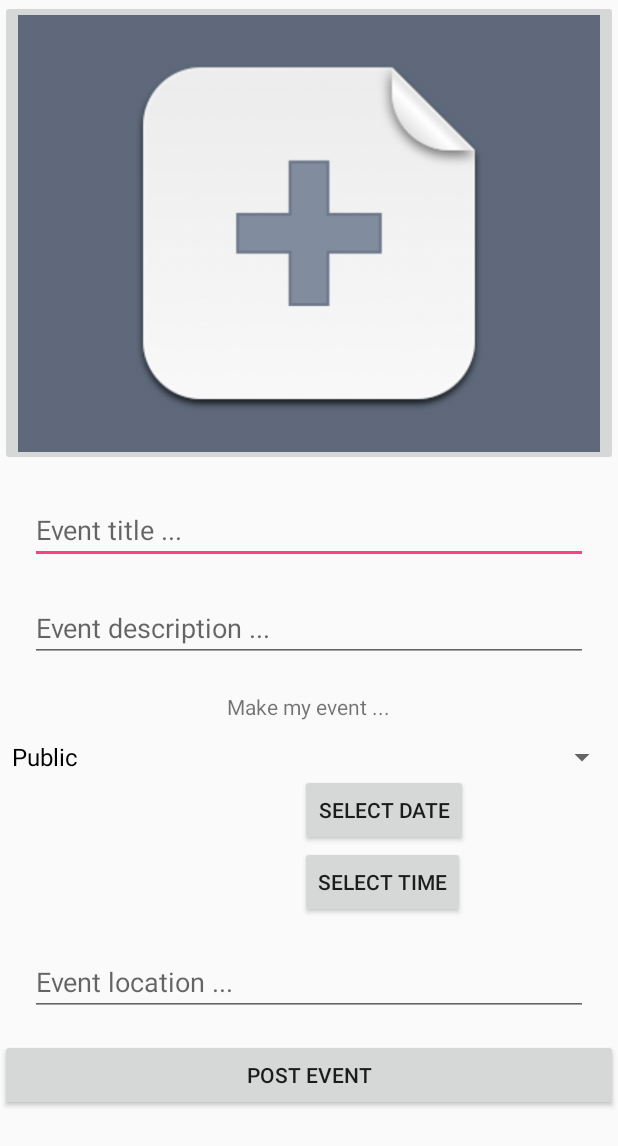
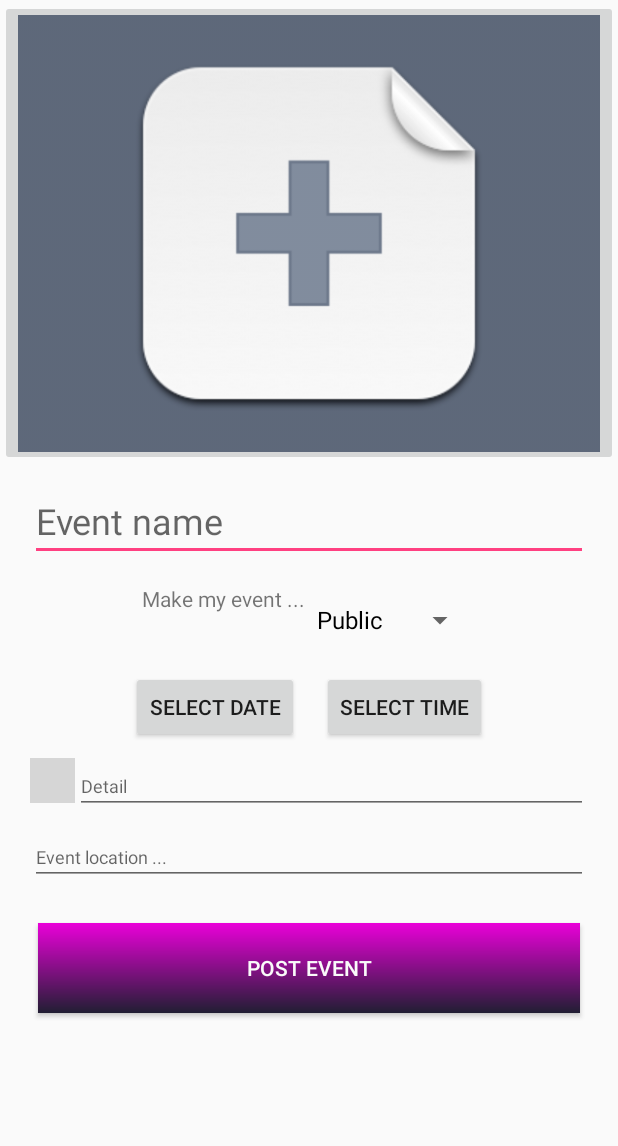
Before and after one commit to netmon39/Perty, an Android app: the PostActivity screen opened directly, with no data from a screen before it, on a phone screen of 412 x 824 dp. Shown: the top 1146 px of the screen. Run offline under Robolectric (Android 15) with nearby library versions, the phone set to English and light mode, and no system bars; our stand-ins replace Firebase (no records; nobody signed in at launch, a user with empty details on screens opened directly); libraries missing offline, so code that uses them is left out: com.facebook, com.theartofdev.edmodo; pictures from the network do not load; grey boxes are pictures that could not be loaded.

```diff
--- a/app/src/main/AndroidManifest.xml
+++ b/app/src/main/AndroidManifest.xml
@@ -58,7 +58,7 @@
             android:name=".Util.SelectedItemsActivity"
             android:label="@string/title_activity_selected_items"
             android:theme="@style/AppTheme.NoActionBar" />
-        <activity android:name=".Home.PostActivity" />
+        <activity android:name=".Home.PostActivity"/>
         <activity android:name=".Home.SingleEventActivity" />
         <activity android:name=".Login.LoginActivity"></activity>
         <activity android:name="com.theartofdev.edmodo.cropper.CropImageActivity"
--- a/app/src/main/java/com/example/netipol/perty/Home/PostActivity.java
+++ b/app/src/main/java/com/example/netipol/perty/Home/PostActivity.java
@@ -108,8 +108,8 @@ public class PostActivity extends AppCompatActivity implements AdapterView.OnIte
 
         btnDatePicker=(Button)findViewById(R.id.btn_date);
         btnTimePicker=(Button)findViewById(R.id.btn_time);
-        txtDate=(TextView)findViewById(R.id.in_date);
-        txtTime=(TextView)findViewById(R.id.in_time);
+//        txtDate=(TextView)findViewById(R.id.in_date);
+//        txtTime=(TextView)findViewById(R.id.in_time);
         txtLocation=(EditText)findViewById(R.id.in_location);
 
         btnDatePicker.setOnClickListener(new View.OnClickListener() {
@@ -125,7 +125,7 @@ public class PostActivity extends AppCompatActivity implements AdapterView.OnIte
                             @Override
                             public void onDateSet(DatePicker view, int year,
                                                   int monthOfYear, int dayOfMonth) {
-                                txtDate.setText(dayOfMonth + "-" + (monthOfYear + 1) + "-" + year);
+                                btnDatePicker.setText(dayOfMonth + "-" + (monthOfYear + 1) + "-" + year);
                             }
                         }, mYear, mMonth, mDay);
                 datePickerDialog.show();
@@ -145,7 +145,11 @@ public class PostActivity extends AppCompatActivity implements AdapterView.OnIte
 
                             @Override
                             public void onTimeSet(TimePicker view, int hourOfDay, int minute) {
-                                txtTime.setText(hourOfDay + ":" + minute);
+                                if(minute >= 10) {
+                                    btnTimePicker.setText(hourOfDay + ":" + minute);
+                                }else{
+                                    btnTimePicker.setText(hourOfDay + ":" + "0"+minute);
+                                }
                             }
 
                         }, mHour, mMinute, true);
@@ -184,8 +188,8 @@ public class PostActivity extends AppCompatActivity implements AdapterView.OnIte
         Long tsLong = System.currentTimeMillis()/1000;
         final String ts = tsLong.toString();
 
-        final String date_val = txtDate.getText().toString().trim();
-        final String time_val = txtTime.getText().toString().trim();
+        final String date_val = btnDatePicker.getText().toString().trim();
+        final String time_val = btnTimePicker.getText().toString().trim();
         final String posttime_val = date_val + ", " + time_val;
         final String location_val = txtLocation.getText().toString().trim();
 
--- /dev/null
+++ b/app/src/main/res/drawable/gradient1.xml
@@ -0,0 +1,10 @@
+<?xml version="1.0" encoding="utf-8"?>
+<shape xmlns:android="http://schemas.android.com/apk/res/android"
+    android:shape="rectangle">
+    <gradient
+        android:angle="90"
+        android:endColor="#ea01d9"
+        android:startColor="#211e33"
+        />
+
+</shape>
--- a/app/src/main/res/layout/activity_post.xml
+++ b/app/src/main/res/layout/activity_post.xml
@@ -1,137 +1,142 @@
 <?xml version="1.0" encoding="utf-8"?>
 
-<RelativeLayout
-    xmlns:android="http://schemas.android.com/apk/res/android"
-    xmlns:tools="http://schemas.android.com/tools"
+<RelativeLayout xmlns:android="http://schemas.android.com/apk/res/android"
     android:layout_width="match_parent"
     android:layout_height="match_parent"
+    xmlns:tools="http://schemas.android.com/tools"
     tools:context="com.example.netipol.perty.Home.MainActivity">
 
     <ScrollView
         android:layout_width="match_parent"
-        android:layout_height="match_parent">
+        android:layout_height="match_parent"
+        android:fillViewport="true"
+        >
 
         <RelativeLayout
+            android:id="@+id/info_box"
+            android:layout_width="match_parent"
+            android:layout_height="fill_parent"
+            >
+
+            <ImageButton
+                android:id="@+id/imageSelect"
                 android:layout_width="match_parent"
                 android:layout_height="wrap_content"
-        android:orientation="vertical">
+                android:layout_gravity="center"
+                android:adjustViewBounds="true"
+                android:scaleType="centerCrop"
+                android:src="@drawable/add_photo" />
 
-
-    <ImageButton
+            <EditText
+                android:id="@+id/eventTitle"
                 android:layout_width="match_parent"
                 android:layout_height="wrap_content"
-        android:id="@+id/imageSelect"
-        android:layout_alignParentTop="true"
-        android:layout_centerHorizontal="true"
-        android:src="@drawable/add_photo"
-        android:scaleType="centerCrop"
-        android:adjustViewBounds="true"
-        />
-
-    <EditText
-        android:layout_width="match_parent"
-        android:layout_height="wrap_content"
-        android:id="@+id/eventTitle"
-        android:layout_centerHorizontal="true"
-        android:layout_below="@+id/imageSelect"
-        android:layout_marginTop="20dp"
+                android:layout_below="@id/imageSelect"
                 android:layout_marginLeft="20dp"
                 android:layout_marginRight="20dp"
-        android:hint="Event title ..."
-        />
+                android:layout_marginTop="10dp"
+                android:hint="Event name"
+                android:textSize="24sp" />
 
-    <EditText
-        android:layout_width="match_parent"
+            <RelativeLayout
+                android:id="@+id/eventTypeBox"
+                android:layout_width="wrap_content"
                 android:layout_height="wrap_content"
-        android:id="@+id/eventDesc"
+                android:layout_below="@id/eventTitle"
                 android:layout_centerHorizontal="true"
-        android:layout_below="@+id/eventTitle"
-        android:layout_marginTop="20dp"
-        android:layout_marginLeft="20dp"
-        android:layout_marginRight="20dp"
-        android:hint="Event description ..."
-        />
+                android:layout_gravity="center"
+                android:layout_marginTop="15dp">
 
                 <TextView
                     android:id="@+id/eventTypeInfo"
                     android:layout_width="wrap_content"
                     android:layout_height="wrap_content"
-        android:layout_centerHorizontal="true"
-        android:layout_marginTop="20dp"
-        android:text="Make my event ..."
-        android:layout_below="@+id/eventDesc"
-        />
+                    android:text="Make my event ..." />
 
                 <Spinner
                     android:id="@+id/eventType"
-        android:layout_width="match_parent"
+                    android:layout_width="wrap_content"
                     android:layout_height="wrap_content"
-        android:spinnerMode="dropdown"
-        android:layout_below="@+id/eventTypeInfo"
-        />
+                    android:layout_toEndOf="@+id/eventTypeInfo"
+                    android:spinnerMode="dropdown" />
+            </RelativeLayout>
 
-
-
-        <TextView
-            android:layout_width="200dp"
+            <RelativeLayout
+                android:id="@+id/time_Box"
+                android:layout_width="wrap_content"
                 android:layout_height="wrap_content"
-            android:id="@+id/in_date"
-            android:layout_below="@+id/eventType"
-            android:textSize="18dp"
-            android:padding="5dp"/>
+                android:layout_below="@id/eventTypeBox"
+                android:layout_centerHorizontal="true"
+                android:layout_gravity="center"
+                android:layout_marginTop="10dp">
 
                 <Button
+                    android:id="@+id/btn_date"
                     android:layout_width="wrap_content"
                     android:layout_height="wrap_content"
-            android:text="SELECT DATE"
-            android:id="@+id/btn_date"
-            android:layout_alignBottom="@+id/in_date"
-            android:layout_toRightOf="@+id/in_date"
-            android:layout_toEndOf="@+id/in_date" />
-
-        <TextView
-            android:layout_width="200dp"
-            android:layout_height="wrap_content"
-            android:id="@+id/in_time"
-            android:layout_below="@+id/in_date"
-            android:layout_toLeftOf="@+id/btn_date"
-            android:textSize="18dp"
-            android:padding="5dp"/>
+                    android:text="SELECT DATE" />
 
                 <Button
+                    android:id="@+id/btn_time"
                     android:layout_width="wrap_content"
                     android:layout_height="wrap_content"
-            android:text="SELECT TIME"
-            android:id="@+id/btn_time"
-            android:layout_below="@+id/btn_date"
-            android:layout_alignLeft="@+id/btn_date"
-            android:layout_alignStart="@+id/btn_date" />
-
-        <EditText
-
-            android:id="@+id/in_location"
-            android:layout_below="@+id/btn_time"
-            android:layout_width="match_parent"
-            android:layout_height="wrap_content"
-            android:layout_centerHorizontal="true"
-            android:layout_marginTop="20dp"
-            android:layout_marginLeft="20dp"
-            android:layout_marginRight="20dp"
-            android:hint="Event location ..."
-            />
-
-    <Button
-        android:layout_width="match_parent"
-        android:layout_height="wrap_content"
-        android:layout_centerHorizontal="true"
-        android:id="@+id/eventUpload"
-        android:layout_below="@+id/in_location"
-        android:layout_marginTop="15dp"
-        android:text="POST EVENT"
-        />
+                    android:layout_marginLeft="15dp"
+                    android:layout_toEndOf="@id/btn_date"
+                    android:text="SELECT TIME" />
 
             </RelativeLayout>
 
+            <RelativeLayout
+                android:id="@+id/detail_Box"
+                android:layout_width="wrap_content"
+                android:layout_height="wrap_content"
+                android:layout_below="@id/time_Box"
+                android:layout_centerHorizontal="true"
+                android:layout_marginTop="10dp">
+
+                <ImageView
+                    android:id="@+id/edit_pen"
+                    android:layout_width="30dp"
+                    android:layout_height="30dp"
+                    android:layout_marginLeft="20dp"
+                    android:src="@drawable/ic_mode_edit_black_24dp" />
+
+                <EditText
+                    android:id="@+id/eventDesc"
+                    android:layout_width="match_parent"
+                    android:layout_height="wrap_content"
+                    android:layout_marginRight="20dp"
+                    android:layout_toRightOf="@id/edit_pen"
+                    android:hint="Detail"
+                    android:textSize="12sp" />
+            </RelativeLayout>
+
+            <EditText
+                android:id="@+id/in_location"
+                android:layout_width="match_parent"
+                android:layout_height="wrap_content"
+                android:layout_below="@id/detail_Box"
+                android:layout_marginLeft="20dp"
+                android:layout_marginRight="20dp"
+                android:layout_marginTop="10dp"
+                android:hint="Event location ..."
+                android:textSize="12sp" />
+
+            <Button
+                android:id="@+id/eventUpload"
+                android:layout_margin="25dp"
+                android:layout_width="match_parent"
+                android:layout_height="60dp"
+                android:layout_below="@id/in_location"
+                android:background="@drawable/gradient1"
+                android:elevation="2dp"
+                android:text="POST EVENT"
+                android:textColor="@color/textPrimary" />
+
+        </RelativeLayout>
+
+
     </ScrollView>
 
+
 </RelativeLayout>
```
Lines whose indentation alone changed are shown as unchanged.
